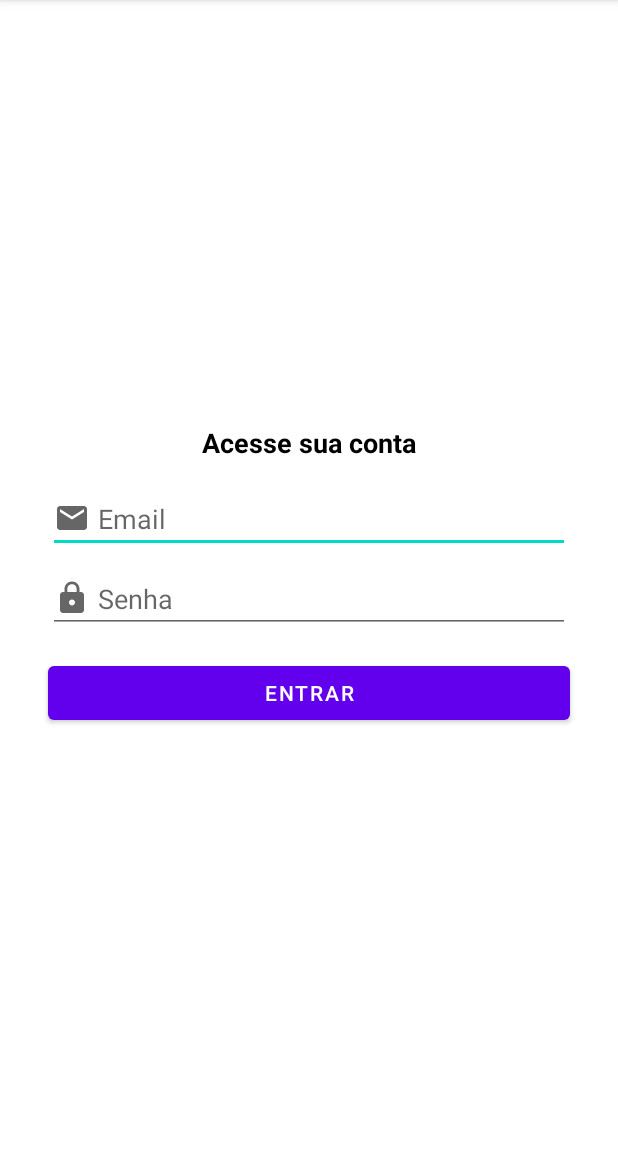
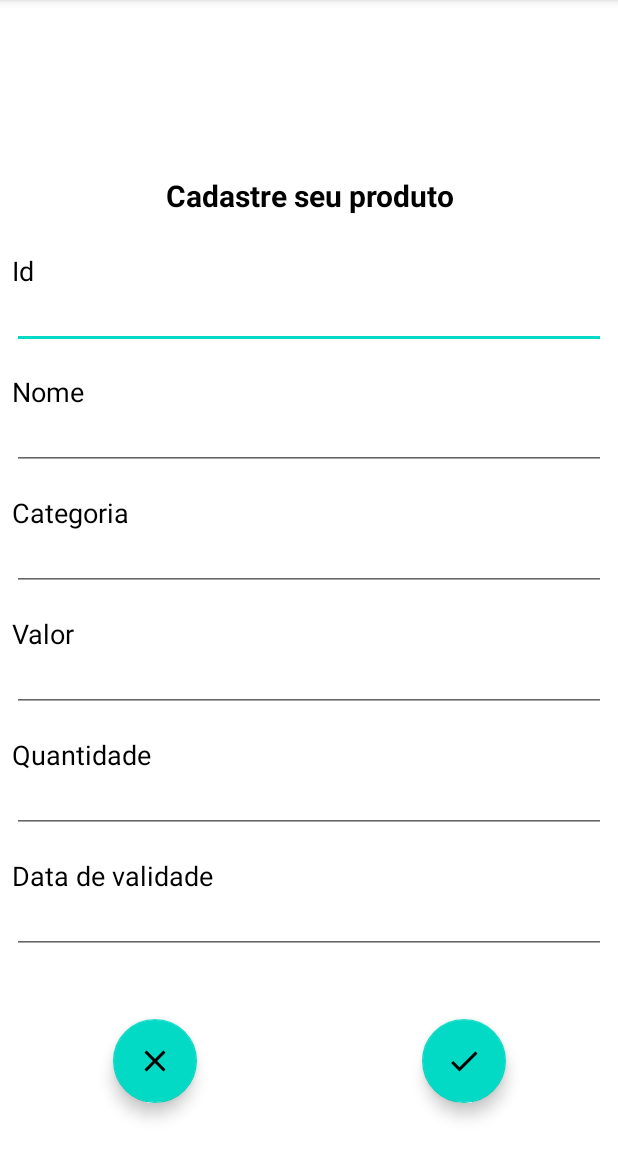
Before and after one commit to victorDioni/Crud_Android, an Android app: the screen it shows after launch (LoginActivity before the commit, CadastrarProdutoActivity after it), on a phone screen of 412 x 824 dp, the part 84-1236 px from its top. Run offline under Robolectric (Android 15) with nearby library versions, the phone set to English and light mode, and no system bars.

Commit message:
Criando a tela de cadastrar produto

```diff
--- a/app/src/main/AndroidManifest.xml
+++ b/app/src/main/AndroidManifest.xml
@@ -12,7 +12,12 @@
 
         <activity
             android:name=".ui.login.view.LoginActivity"
+            android:exported="true"/>
+
+        <activity
+            android:name=".ui.login.view.CadastrarProdutoActivity"
             android:exported="true">
+
 
             <intent-filter>
                     <action android:name="android.intent.action.MAIN" />
--- /dev/null
+++ b/app/src/main/java/dionizio/victor/crud/ui/login/view/CadastrarProdutoActivity.java
@@ -0,0 +1,16 @@
+package dionizio.victor.crud.ui.login.view;
+
+import android.os.Bundle;
+
+import androidx.annotation.Nullable;
+import androidx.appcompat.app.AppCompatActivity;
+
+import dionizio.victor.crud.R;
+
+public class CadastrarProdutoActivity extends AppCompatActivity {
+    @Override
+    protected void onCreate(@Nullable Bundle savedInstanceState) {
+        super.onCreate(savedInstanceState);
+        setContentView(R.layout.activity_cadastrar_produto);
+    }
+}
--- a/app/src/main/java/dionizio/victor/crud/ui/login/view/LoginActivity.java
+++ b/app/src/main/java/dionizio/victor/crud/ui/login/view/LoginActivity.java
@@ -1,6 +1,9 @@
 package dionizio.victor.crud.ui.login.view;
 
+import android.content.Intent;
 import android.os.Bundle;
+import android.view.View;
+import android.widget.Button;
 
 import androidx.annotation.Nullable;
 import androidx.appcompat.app.AppCompatActivity;
@@ -8,9 +11,24 @@ import androidx.appcompat.app.AppCompatActivity;
 import dionizio.victor.crud.R;
 
 public class LoginActivity extends AppCompatActivity {
+
+    private Button btnLogin;
     @Override
     protected void onCreate(@Nullable Bundle savedInstanceState) {
         super.onCreate(savedInstanceState);
         setContentView(R.layout.activity_login);
+
+//        btnLogin = findViewById(R.id.btnEntrarLogin);
+//
+//        btnLogin.setOnClickListener(new View.OnClickListener() {
+//            @Override
+//            public void onClick(View view) {
+//                cadastrarProduto();
+//            }
+//        });
+    }
+
+    public void cadastrarProduto(){
+        startActivity(new Intent(this, CadastrarProdutoActivity.class));
     }
 }
--- /dev/null
+++ b/app/src/main/res/drawable/ic_add_branco.xml
@@ -0,0 +1,5 @@
+<vector android:height="24dp" android:tint="#FFFFFF"
+    android:viewportHeight="24" android:viewportWidth="24"
+    android:width="24dp" xmlns:android="http://schemas.android.com/apk/res/android">
+    <path android:fillColor="@android:color/white" android:pathData="M9,16.17L4.83,12l-1.42,1.41L9,19 21,7l-1.41,-1.41z"/>
+</vector>
--- /dev/null
+++ b/app/src/main/res/drawable/ic_fechar_branco.xml
@@ -0,0 +1,5 @@
+<vector android:height="24dp" android:tint="#FFFFFF"
+    android:viewportHeight="24" android:viewportWidth="24"
+    android:width="24dp" xmlns:android="http://schemas.android.com/apk/res/android">
+    <path android:fillColor="@android:color/white" android:pathData="M19,6.41L17.59,5 12,10.59 6.41,5 5,6.41 10.59,12 5,17.59 6.41,19 12,13.41 17.59,19 19,17.59 13.41,12z"/>
+</vector>
--- /dev/null
+++ b/app/src/main/res/layout/activity_cadastrar_produto.xml
@@ -0,0 +1,234 @@
+<?xml version="1.0" encoding="utf-8"?>
+<androidx.constraintlayout.widget.ConstraintLayout xmlns:android="http://schemas.android.com/apk/res/android"
+    xmlns:app="http://schemas.android.com/apk/res-auto"
+    xmlns:tools="http://schemas.android.com/tools"
+    android:layout_width="match_parent"
+    android:layout_height="match_parent">
+
+    <com.google.android.material.floatingactionbutton.FloatingActionButton
+        android:id="@+id/floatingActionButton2"
+        android:layout_width="wrap_content"
+        android:layout_height="wrap_content"
+        android:layout_marginStart="8dp"
+        android:layout_marginTop="35dp"
+        android:layout_marginBottom="24dp"
+        android:clickable="true"
+        app:layout_constraintBottom_toBottomOf="parent"
+        app:layout_constraintEnd_toStartOf="@+id/floatingActionButton"
+        app:layout_constraintHorizontal_bias="0.5"
+        app:layout_constraintHorizontal_chainStyle="packed"
+        app:layout_constraintStart_toStartOf="parent"
+        app:layout_constraintTop_toBottomOf="@+id/editTextDate"
+        app:srcCompat="@drawable/ic_fechar_branco" />
+
+    <com.google.android.material.floatingactionbutton.FloatingActionButton
+        android:id="@+id/floatingActionButton"
+        android:layout_width="wrap_content"
+        android:layout_height="wrap_content"
+        android:layout_marginStart="150dp"
+        android:layout_marginTop="35dp"
+        android:layout_marginEnd="8dp"
+        android:layout_marginBottom="24dp"
+        android:clickable="true"
+        app:layout_constraintBottom_toBottomOf="parent"
+        app:layout_constraintEnd_toEndOf="parent"
+        app:layout_constraintHorizontal_bias="0.5"
+        app:layout_constraintStart_toEndOf="@+id/floatingActionButton2"
+        app:layout_constraintTop_toBottomOf="@+id/editTextDate"
+        app:srcCompat="@drawable/ic_add_branco" />
+
+    <TextView
+        android:id="@+id/textView6"
+        android:layout_width="0dp"
+        android:layout_height="wrap_content"
+        android:layout_marginStart="8dp"
+        android:layout_marginEnd="8dp"
+        android:text="Id"
+        android:textColor="@color/black"
+        android:textSize="18sp"
+        app:layout_constraintBottom_toTopOf="@+id/editTextNumber"
+        app:layout_constraintEnd_toEndOf="parent"
+        app:layout_constraintStart_toStartOf="parent"
+        app:layout_constraintTop_toBottomOf="@+id/txtCadastrarProduto" />
+
+    <TextView
+        android:id="@+id/txtCadastrarProduto"
+        android:layout_width="0dp"
+        android:layout_height="wrap_content"
+        android:layout_marginStart="8dp"
+        android:layout_marginEnd="8dp"
+        android:layout_marginBottom="24dp"
+        android:text="Cadastre seu produto"
+        android:textAlignment="center"
+        android:textColor="@color/black"
+        android:textSize="20sp"
+        android:textStyle="bold"
+        app:layout_constraintBottom_toTopOf="@+id/textView6"
+        app:layout_constraintEnd_toEndOf="parent"
+        app:layout_constraintStart_toStartOf="parent"
+        app:layout_constraintTop_toTopOf="parent"
+        app:layout_constraintVertical_chainStyle="packed" />
+
+    <EditText
+        android:id="@+id/editTextNumber"
+        android:layout_width="0dp"
+        android:layout_height="wrap_content"
+        android:layout_marginStart="8dp"
+        android:layout_marginEnd="8dp"
+        android:layout_marginBottom="16dp"
+        android:ems="10"
+        android:inputType="number"
+        android:textSize="14sp"
+        app:layout_constraintBottom_toTopOf="@+id/textView4"
+        app:layout_constraintEnd_toEndOf="parent"
+        app:layout_constraintStart_toStartOf="parent"
+        app:layout_constraintTop_toBottomOf="@+id/textView6" />
+
+    <EditText
+        android:id="@+id/editTextTextPersonName"
+        android:layout_width="0dp"
+        android:layout_height="wrap_content"
+        android:layout_marginStart="8dp"
+        android:layout_marginEnd="8dp"
+        android:layout_marginBottom="16dp"
+        android:ems="10"
+        android:inputType="textPersonName"
+        android:textSize="14sp"
+        app:layout_constraintBottom_toTopOf="@+id/textView5"
+        app:layout_constraintEnd_toEndOf="parent"
+        app:layout_constraintStart_toStartOf="parent"
+        app:layout_constraintTop_toBottomOf="@+id/textView4" />
+
+    <TextView
+        android:id="@+id/textView7"
+        android:layout_width="0dp"
+        android:layout_height="wrap_content"
+        android:layout_marginStart="8dp"
+        android:layout_marginEnd="8dp"
+        android:text="Data de validade"
+        android:textColor="@color/black"
+        android:textSize="18sp"
+        app:layout_constraintBottom_toTopOf="@+id/editTextDate"
+        app:layout_constraintEnd_toEndOf="parent"
+        app:layout_constraintStart_toStartOf="parent"
+        app:layout_constraintTop_toBottomOf="@+id/editTextNumber2" />
+
+    <TextView
+        android:id="@+id/textView4"
+        android:layout_width="0dp"
+        android:layout_height="wrap_content"
+        android:layout_marginStart="8dp"
+        android:layout_marginEnd="8dp"
+        android:text="Nome"
+        android:textColor="@color/black"
+        android:textSize="18sp"
+        app:layout_constraintBottom_toTopOf="@+id/editTextTextPersonName"
+        app:layout_constraintEnd_toEndOf="parent"
+        app:layout_constraintStart_toStartOf="parent"
+        app:layout_constraintTop_toBottomOf="@+id/editTextNumber" />
+
+    <TextView
+        android:id="@+id/textView3"
+        android:layout_width="0dp"
+        android:layout_height="wrap_content"
+        android:layout_marginStart="8dp"
+        android:layout_marginEnd="8dp"
+        android:text="Quantidade"
+        android:textColor="@color/black"
+        android:textSize="18sp"
+        app:layout_constraintBottom_toTopOf="@+id/editTextNumber2"
+        app:layout_constraintEnd_toEndOf="parent"
+        app:layout_constraintStart_toStartOf="parent"
+        app:layout_constraintTop_toBottomOf="@+id/editTextNumberDecimal" />
+
+    <EditText
+        android:id="@+id/editTextTextPersonName2"
+        android:layout_width="0dp"
+        android:layout_height="wrap_content"
+        android:layout_marginStart="8dp"
+        android:layout_marginEnd="8dp"
+        android:layout_marginBottom="16dp"
+        android:ems="10"
+        android:inputType="textPersonName"
+        android:textSize="14sp"
+        app:layout_constraintBottom_toTopOf="@+id/textView8"
+        app:layout_constraintEnd_toEndOf="parent"
+        app:layout_constraintStart_toStartOf="parent"
+        app:layout_constraintTop_toBottomOf="@+id/textView5" />
+
+    <TextView
+        android:id="@+id/textView8"
+        android:layout_width="0dp"
+        android:layout_height="wrap_content"
+        android:layout_marginStart="8dp"
+        android:layout_marginEnd="8dp"
+        android:text="Valor"
+        android:textColor="@color/black"
+        android:textSize="18sp"
+        app:layout_constraintBottom_toTopOf="@+id/editTextNumberDecimal"
+        app:layout_constraintEnd_toEndOf="parent"
+        app:layout_constraintStart_toStartOf="parent"
+        app:layout_constraintTop_toBottomOf="@+id/editTextTextPersonName2" />
+
+    <EditText
+        android:id="@+id/editTextNumber2"
+        android:layout_width="0dp"
+        android:layout_height="wrap_content"
+        android:layout_marginStart="8dp"
+        android:layout_marginEnd="8dp"
+        android:layout_marginBottom="16dp"
+        android:ems="10"
+        android:inputType="number"
+        android:textSize="14sp"
+        app:layout_constraintBottom_toTopOf="@+id/textView7"
+        app:layout_constraintEnd_toEndOf="parent"
+        app:layout_constraintStart_toStartOf="parent"
+        app:layout_constraintTop_toBottomOf="@+id/textView3" />
+
+    <TextView
+        android:id="@+id/textView5"
+        android:layout_width="0dp"
+        android:layout_height="wrap_content"
+        android:layout_marginStart="8dp"
+        android:layout_marginEnd="8dp"
+        android:text="Categoria"
+        android:textColor="@color/black"
+        android:textSize="18sp"
+        app:layout_constraintBottom_toTopOf="@+id/editTextTextPersonName2"
+        app:layout_constraintEnd_toEndOf="parent"
+        app:layout_constraintStart_toStartOf="parent"
+        app:layout_constraintTop_toBottomOf="@+id/editTextTextPersonName" />
+
+    <EditText
+        android:id="@+id/editTextNumberDecimal"
+        android:layout_width="0dp"
+        android:layout_height="wrap_content"
+        android:layout_marginStart="8dp"
+        android:layout_marginEnd="8dp"
+        android:layout_marginBottom="16dp"
+        android:ems="10"
+        android:inputType="numberDecimal"
+        android:textSize="14sp"
+        app:layout_constraintBottom_toTopOf="@+id/textView3"
+        app:layout_constraintEnd_toEndOf="parent"
+        app:layout_constraintHorizontal_bias="0.173"
+        app:layout_constraintStart_toStartOf="parent"
+        app:layout_constraintTop_toBottomOf="@+id/textView8" />
+
+    <EditText
+        android:id="@+id/editTextDate"
+        android:layout_width="0dp"
+        android:layout_height="wrap_content"
+        android:layout_marginStart="8dp"
+        android:layout_marginEnd="8dp"
+        android:layout_marginBottom="16dp"
+        android:ems="10"
+        android:inputType="date"
+        android:textSize="14sp"
+        app:layout_constraintBottom_toBottomOf="parent"
+        app:layout_constraintEnd_toEndOf="parent"
+        app:layout_constraintHorizontal_bias="0.147"
+        app:layout_constraintStart_toStartOf="parent"
+        app:layout_constraintTop_toBottomOf="@+id/textView7" />
+
+</androidx.constraintlayout.widget.ConstraintLayout>
```
